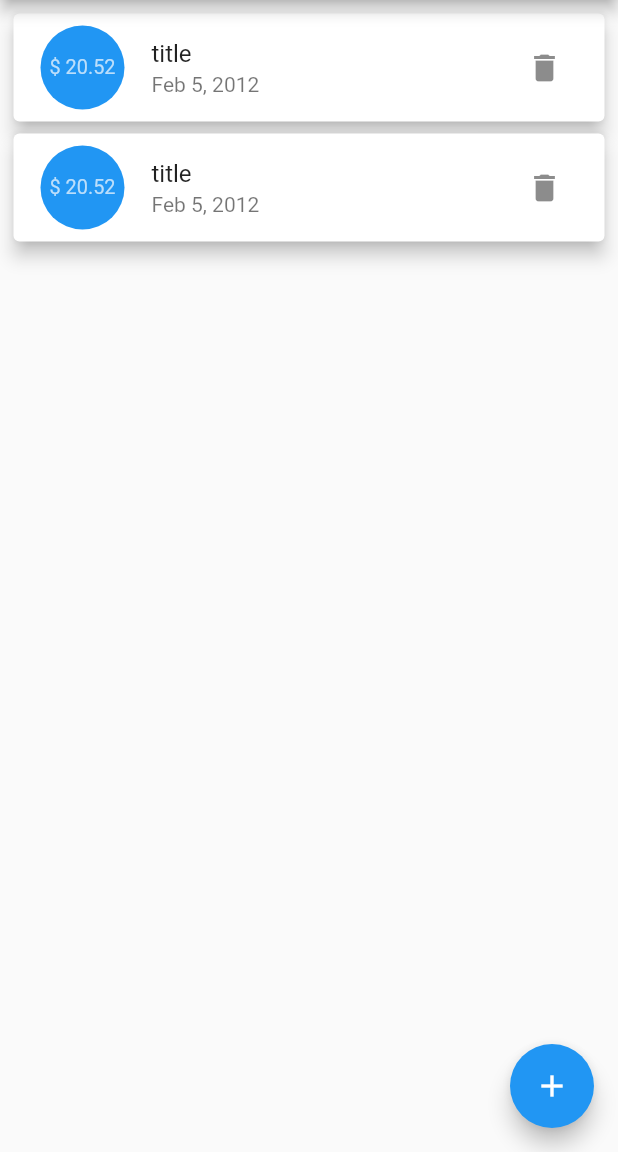
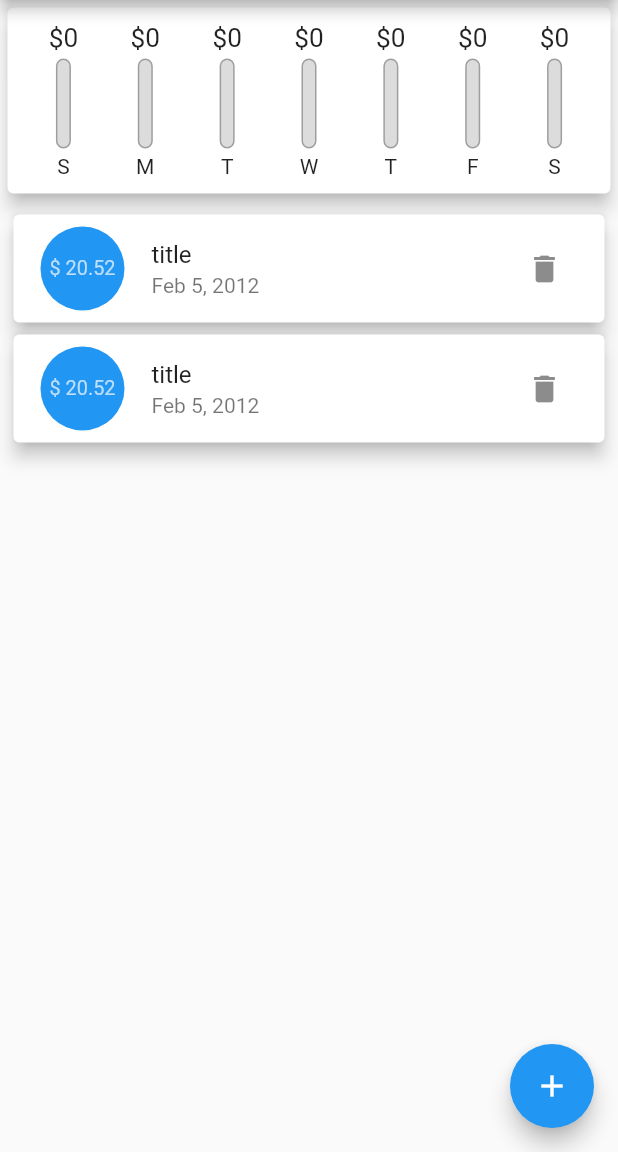
Before and after one commit to Krupal01/Transaction-Application, a Flutter app: the screen it shows after launch, on a phone screen of 412 x 824 dp, the part 84-1236 px from its top. Run offline on Flutter 3.47's test engine with Material 2 defaults, Android fonts, the phone set to English and light mode, and no system bars.

Commit message:
ADD : Weekly Report of expenses

```diff
--- /dev/null
+++ b/lib/widgets/chart_bar.dart
@@ -0,0 +1,58 @@
+import 'package:flutter/material.dart';
+
+class ChartBar extends StatelessWidget {
+  final String day;
+  final double amountPerDay;
+  final double percentageOfTotalAmount;
+
+  const ChartBar(
+      {Key? key,
+      required this.day,
+      required this.amountPerDay,
+      required this.percentageOfTotalAmount})
+      : super(key: key);
+
+  @override
+  Widget build(BuildContext context) {
+    return Column(
+      children: [
+        SizedBox(
+          height: 20,
+          child: FittedBox(
+            child: Text('\$${amountPerDay.toStringAsFixed(0)}'),
+          ),
+        ),
+        const SizedBox(
+          height: 4,
+        ),
+        SizedBox(
+          height: 60,
+          width: 10,
+          child: Stack(
+            alignment: AlignmentDirectional.bottomCenter,
+            children: [
+              Container(
+                  decoration: BoxDecoration(
+                border: Border.all(color: Colors.grey, width: 1.0),
+                color: const Color.fromRGBO(220, 220, 220, 1),
+                borderRadius: BorderRadius.circular(10),
+              )),
+              FractionallySizedBox(
+                heightFactor: percentageOfTotalAmount,
+                child: Container(
+                  decoration: BoxDecoration(
+                      color: Theme.of(context).primaryColor,
+                      borderRadius: BorderRadius.circular(10)),
+                ),
+              )
+            ],
+          ),
+        ),
+        const SizedBox(
+          height: 4,
+        ),
+        Text(day)
+      ],
+    );
+  }
+}
--- a/lib/widgets/home_widget.dart
+++ b/lib/widgets/home_widget.dart
@@ -2,6 +2,7 @@ import 'package:flutter/material.dart';
 import 'package:transaction_app/model/transaction_model.dart';
 import 'package:transaction_app/widgets/new_transaction.dart';
 import 'package:transaction_app/widgets/transasction_list.dart';
+import 'package:transaction_app/widgets/week_chart.dart';
 
 class Home extends StatefulWidget {
   const Home({Key? key}) : super(key: key);
@@ -44,6 +45,13 @@ class _HomeState extends State<Home> {
     );
   }
 
+  List<TransactionModel> get _recentTransaction {
+    return transactionList.where((element) {
+      return element.dateTime
+          .isAfter(DateTime.now().subtract(Duration(days: 7)));
+    }).toList();
+  }
+
   @override
   Widget build(BuildContext context) {
     return Scaffold(
@@ -61,6 +69,7 @@ class _HomeState extends State<Home> {
       ),
       body: Column(
         children: [
+          WeekChart(recentTransactions: _recentTransaction),
           TransactionList(
             transaction: transactionList,
             deleteTransaction: _deleteTransaction,
--- /dev/null
+++ b/lib/widgets/week_chart.dart
@@ -0,0 +1,62 @@
+import 'package:flutter/material.dart';
+import 'package:intl/intl.dart';
+import 'package:transaction_app/model/transaction_model.dart';
+import 'package:transaction_app/widgets/chart_bar.dart';
+
+class WeekChart extends StatelessWidget {
+  final List<TransactionModel> recentTransactions;
+  const WeekChart({Key? key, required this.recentTransactions})
+      : super(key: key);
+
+  List<Map<String, Object>> get groupedTransactionValues {
+    return List.generate(7, (index) {
+      final weekDay = DateTime.now().subtract(Duration(days: index));
+      var totalExpensesPerDay = 0.0;
+
+      for (int i = 0; i < recentTransactions.length; i++) {
+        if (recentTransactions[i].dateTime.day == weekDay.day &&
+            recentTransactions[i].dateTime.month == weekDay.month &&
+            recentTransactions[i].dateTime.year == weekDay.year) {
+          totalExpensesPerDay += recentTransactions[i].amount;
+        }
+      }
+
+      return {
+        'day': DateFormat.E().format(weekDay).substring(0, 1),
+        'amount': totalExpensesPerDay,
+      };
+    }).reversed.toList();
+  }
+
+  double get totalWeekExpenses {
+    return groupedTransactionValues.fold(0.0, (previousValue, element) {
+      return previousValue + (element['amount'] as double);
+    });
+  }
+
+  @override
+  Widget build(BuildContext context) {
+    return Card(
+      elevation: 5,
+      margin: const EdgeInsets.all(5.0),
+      child: Padding(
+        padding: const EdgeInsets.all(10),
+        child: Row(
+          mainAxisAlignment: MainAxisAlignment.spaceAround,
+          children: groupedTransactionValues.map((e) {
+            return Flexible(
+              fit: FlexFit.tight,
+              child: ChartBar(
+                day: e['day'].toString(),
+                amountPerDay: e['amount'] as double,
+                percentageOfTotalAmount: totalWeekExpenses == 0.0
+                    ? 0.0
+                    : (e['amount'] as double) / totalWeekExpenses,
+              ),
+            );
+          }).toList(),
+        ),
+      ),
+    );
+  }
+}
```
